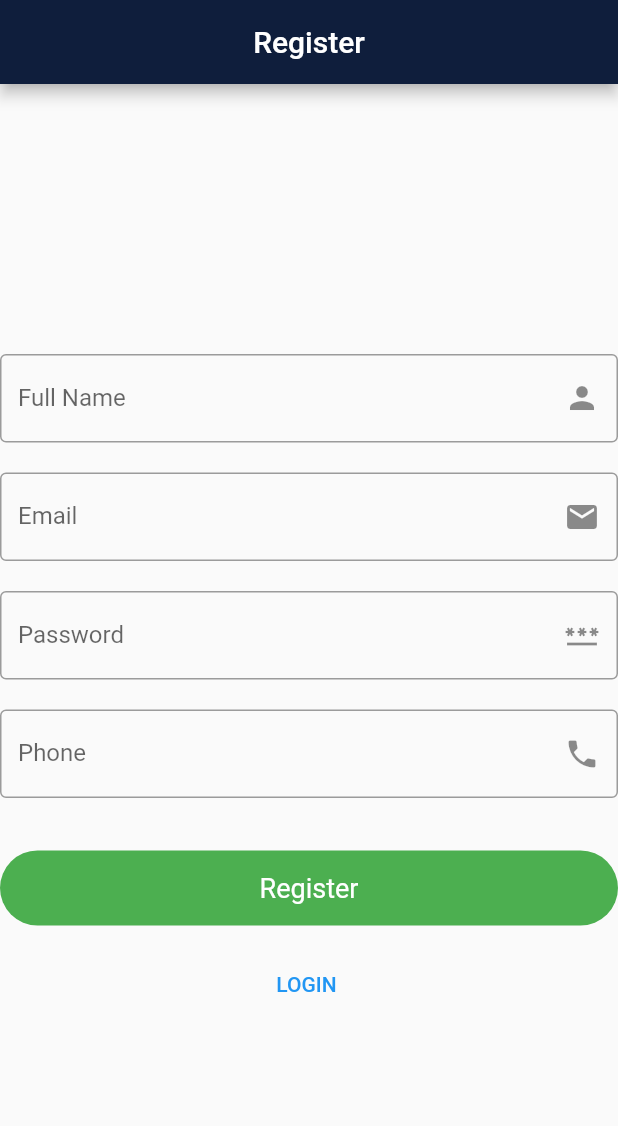
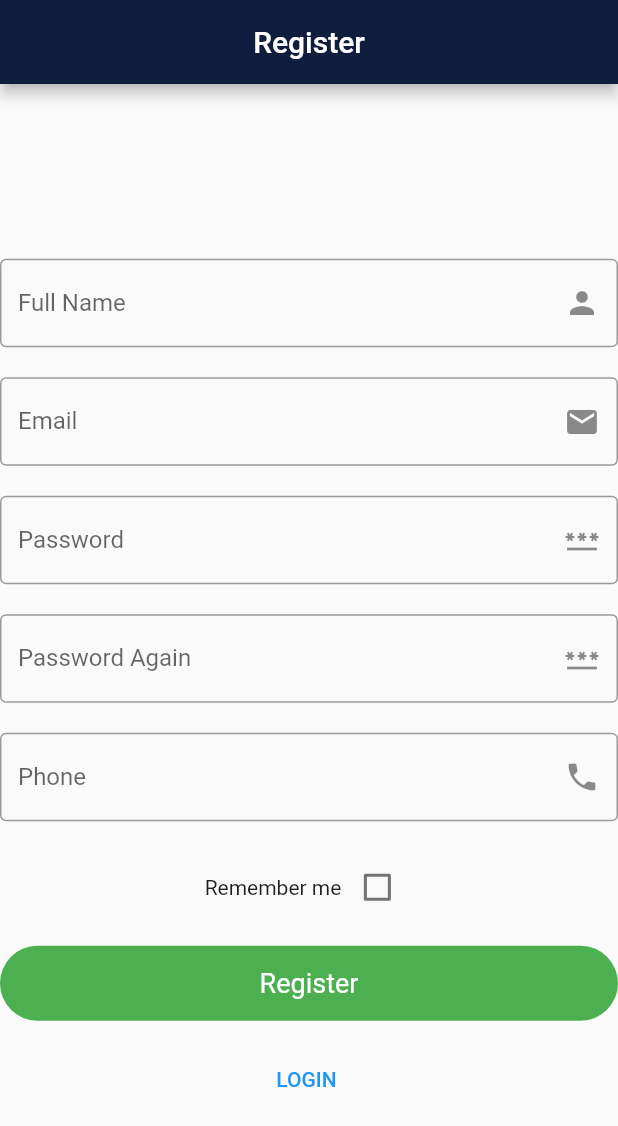
Before and after one commit to FiratTurkeli/Shopping-App, a Flutter app: the screen it shows after launch, after a tap on "Login", after a tap on "SIGNUP", on a phone screen of 412 x 824 dp. Shown: the top 1126 px of the screen. Run offline on Flutter 3.47's test engine with Material 2 defaults, Android fonts, the phone set to English and light mode, and no system bars; our stand-ins replace mask_text_input_formatter, shared_preferences; accounts and stored records are empty; network calls fail.

Commit message:
some_changes

```diff
--- a/lib/database/db_provider.dart
+++ b/lib/database/db_provider.dart
@@ -1,7 +1,11 @@
+import 'dart:ui';
+
 import 'package:flutter/cupertino.dart';
 import 'package:shared_preferences/shared_preferences.dart';
 import 'package:shop_app/screens/login_screen.dart';
 import 'package:shop_app/utils/routes.dart';
+
+import '../models/user_model.dart';
 
 class DatabaseProvider extends ChangeNotifier {
   final Future<SharedPreferences> _pref = SharedPreferences.getInstance();
@@ -10,10 +14,16 @@ class DatabaseProvider extends ChangeNotifier {
 
   String get token => _token;
 
+   bool _rememberMe = false;
+
+   bool get rememberMe => rememberMe;
+
+   User? model;
   void saveToken(String token) async {
     SharedPreferences value = await _pref;
     value.setString("token", token);
   }
+
 
 
   Future<String> getToken() async {
@@ -31,6 +41,22 @@ class DatabaseProvider extends ChangeNotifier {
     }
   }
 
+  Future remember (bool value) async {
+    SharedPreferences remember = await _pref;
+    remember.setBool("rememberMe", value);
+    print("Pref remember ${value.toString()}");
+  }
+
+  Future<bool?> getRemember() async {
+    SharedPreferences value = await _pref;
+      bool? data = value.getBool("rememberMe");
+      _rememberMe =data!;
+      notifyListeners();
+      return data;
+
+  }
+
+
   void logOut(BuildContext context) async {
     final value = await _pref;
     value.clear();
@@ -38,5 +64,34 @@ class DatabaseProvider extends ChangeNotifier {
 
   }
 
+  // gerekli olması durumunda
+  Future<bool> saveUser(User user) async {
+    final SharedPreferences prefs = await SharedPreferences.getInstance();
+
+    prefs.setString("name", user.name.toString());
+    print("NAMEEE ${user.name}"); //for control
+    prefs.setString("email", user.email.toString());
+    prefs.setString("password", user.password.toString());
+
+    return prefs.commit();
+  }
+  //gerekli olması durumunda
+  Future<User> getUser() async {
+    final SharedPreferences prefs = await SharedPreferences.getInstance();
+
+    String? name = prefs.getString("name");
+    String? email = prefs.getString("email");
+    String? password = prefs.getString("password");
+
+    return User(
+        name: name,
+        email: email,
+        password: password
+    );
+  }
+
+
+
+
 
 }
--- a/lib/main.dart
+++ b/lib/main.dart
@@ -1,12 +1,21 @@
 import 'package:flutter/material.dart';
 import 'package:provider/provider.dart';
+import 'package:shared_preferences/shared_preferences.dart';
 import 'package:shop_app/constants/color.dart';
 import 'package:shop_app/database/db_provider.dart';
 
 import 'package:shop_app/providers/auth_providers.dart';
 import 'package:shop_app/splash.dart';
 
-void main() {
+void main() async {
+  WidgetsFlutterBinding.ensureInitialized();
+   DatabaseProvider().getRemember().then((value) async {
+     if (value == false) {
+       SharedPreferences prefs = await SharedPreferences.getInstance();
+       await prefs.clear();
+       print("Print main $value");
+     }
+   });
   runApp( MyApp());
 }
 
@@ -24,7 +33,7 @@ class MyApp extends StatelessWidget {
      debugShowCheckedModeBanner: false,
      theme: ThemeData(
        backgroundColor: primary,
-       appBarTheme: AppBarTheme(
+       appBarTheme: const AppBarTheme(
          color: primary,
        ),
        primaryColor: primary),
--- a/lib/models/user_model.dart
+++ b/lib/models/user_model.dart
@@ -2,8 +2,10 @@ class User {
   String? name;
   String? password;
   String? email;
+  String? id;
+  String? token;
 
-  User({this.name, this.password, this.email});
+  User({this.name, this.password, this.email, this.id, this.token});
 
   User.fromJson(Map<String, dynamic> json) {
     name = json['name'];
--- a/lib/providers/auth_providers.dart
+++ b/lib/providers/auth_providers.dart
@@ -7,6 +7,7 @@ import 'package:http/http.dart' as http;
 import 'package:shop_app/database/db_provider.dart';
 import 'package:shop_app/screens/home_screen.dart';
 import 'package:shop_app/utils/routes.dart';
+import '../models/user_model.dart';
 
 class AuthenticationProvider extends ChangeNotifier {
  //base Url
@@ -25,6 +26,8 @@ class AuthenticationProvider extends ChangeNotifier {
    required String name,
    required String email,
    required String password,
+   required String id,
+   required bool rememberMe,
    BuildContext? context,
 }) async {
    _isLoadiing = true;
@@ -53,6 +56,9 @@ class AuthenticationProvider extends ChangeNotifier {
        final body = jsonDecode(req.body);
        print("Login Token : " + body["token"]);
        final token = body["token"];
+       User user = User(name: name, password: password, email: email, id: id, token: token);
+       DatabaseProvider().saveUser(user);
+       DatabaseProvider().remember(rememberMe) ;
        DatabaseProvider().saveToken(token);
         PageNavigator(ctx: context).nextPageOnly(page: const HomeScreen());
        _isLoadiing = false;
@@ -78,6 +84,7 @@ class AuthenticationProvider extends ChangeNotifier {
  void loginUser({
    required String email,
    required String password,
+   required bool rememberMe,
    BuildContext? context,
  }) async {
    _isLoadiing = true;
@@ -103,6 +110,10 @@ class AuthenticationProvider extends ChangeNotifier {
        print(body);
        print("Login Token : " + body["token"]);
        final token = body["token"];
+       User user = User(password: password, email: email, token: token);
+       DatabaseProvider().saveUser(user);
+       DatabaseProvider().remember(rememberMe);
+       print("Auth remember ${rememberMe}");
        DatabaseProvider().saveToken(token);
        PageNavigator(ctx: context).nextPageOnly(page: const HomeScreen());
        _isLoadiing = false;
--- a/lib/screens/login_screen.dart
+++ b/lib/screens/login_screen.dart
@@ -7,8 +7,7 @@ import 'package:shop_app/widgets/tapButton.dart';
 
 import '../database/db_provider.dart';
 import '../providers/auth_providers.dart';
-import 'package:hive/hive.dart';
-import 'package:hive_flutter/hive_flutter.dart';
+
 
 enum AuthMode { Signup, Login }
 
@@ -25,11 +24,11 @@ class _LoginScreenState extends State<LoginScreen> {
   final TextEditingController nameController = TextEditingController();
   final TextEditingController emailController = TextEditingController();
   final TextEditingController passController = TextEditingController();
+  final TextEditingController passAgainController = TextEditingController();
   final TextEditingController phoneController = TextEditingController();
   AuthMode _authMode = AuthMode.Login;
   final maskFormatter = MaskTextInputFormatter(mask:  '+# (###) ###-##-##');
   RegExp pass_valid = RegExp(r"(?=.*\d)(?=.*[a-z])(?=.*[A-Z])(?=.*\W)");
-  late Box box1;
   bool isChecked = false;
 
   bool validatePassword(String pass){
@@ -71,12 +70,9 @@ class _LoginScreenState extends State<LoginScreen> {
   void initState() {
     // TODO: implement initState
     super.initState();
-    createBox();
   }
 
-  void createBox()async{
-    box1 = await Hive.openBox("loginData");
-  }
+
 
   @override
   Widget build(BuildContext context) {
@@ -135,6 +131,7 @@ class _LoginScreenState extends State<LoginScreen> {
                   ),
                   const SizedBox(height: 20,),
                   TextFormField(
+                    obscureText: true,
                     controller: passController,
                     decoration: const InputDecoration(
                         labelText: "Password" ,
@@ -155,6 +152,28 @@ class _LoginScreenState extends State<LoginScreen> {
                       }
                     },
                   ),
+                  if (_authMode == AuthMode.Signup)
+                    const SizedBox(height: 20,),
+                    TextFormField(
+                      obscureText: true,
+                      controller: passAgainController,
+                      decoration: const InputDecoration(
+                          labelText: "Password Again" ,
+                          hintText: "Password Again",
+                          border: const OutlineInputBorder(),
+                          suffixIcon: const Icon(Icons.password_outlined)
+                      ),
+                      validator: (value) {
+                        if (value!.isEmpty) {
+                          return "Please enter re-password again";
+                        } if (passController.text != passAgainController.text) {
+                          return "Password do not match";
+                        }
+
+                        return null;
+
+                      },
+                    ),
                   const SizedBox(height: 20,),
 
                   if (_authMode == AuthMode.Signup)
@@ -171,7 +190,6 @@ class _LoginScreenState extends State<LoginScreen> {
                     ),
 
                   const SizedBox(height: 20,),
-                    if (_authMode == AuthMode.Login)
                       Row(
                         mainAxisAlignment: MainAxisAlignment.center,
                         children: [
@@ -179,11 +197,12 @@ class _LoginScreenState extends State<LoginScreen> {
                           Checkbox(
                           value: isChecked,
                               onChanged: (value) async {
+                               setState(() {
+                                  isChecked=value!;
+                                 print(value);
+                              },
 
-                             isChecked= !isChecked;
-                              setState(() {
-
-                              });
+                               );
                               }
                           ),
                         ],
@@ -203,6 +222,7 @@ class _LoginScreenState extends State<LoginScreen> {
                           text: _authMode == AuthMode.Login ? "Login" : "Register" ,
                           tap: () async {
                             await _key.currentState!.validate();
+                            print("Login remember ${isChecked}");
                             if (emailController.text.isEmpty && passController.text.isEmpty) {
                               showMessage(
                                 message: "All fields are required",
@@ -210,10 +230,10 @@ class _LoginScreenState extends State<LoginScreen> {
                               );
                             } else if (_authMode == AuthMode.Login) {
                               if(_key.currentState!.validate())
-                              auth.loginUser(email: emailController.text.trim(), password: passController.text.trim(), context: context);
+                              auth.loginUser(email: emailController.text.trim(), password: passController.text.trim(),rememberMe: isChecked, context: context);
                             } else if (_authMode == AuthMode.Signup) {
                               if(_key.currentState!.validate())
-                              auth.registerUser(name: nameController.text.trim(),email: emailController.text.trim(), password: passController.text.trim(), context: context);
+                              auth.registerUser(name: nameController.text.trim(),email: emailController.text.trim(), password: passController.text.trim(), id:phoneController.text,rememberMe: isChecked, context: context);
                             }
                           },
                           context: context,
--- a/lib/splash.dart
+++ b/lib/splash.dart
@@ -23,9 +23,9 @@ class _SplashScreenState extends State<SplashScreen> {
 
   @override
   Widget build(BuildContext context) {
-    return Scaffold(
+    return const Scaffold(
       backgroundColor: primary,
-      body: Center(child: FlutterLogo(),),
+      body:  Center(child: FlutterLogo(),),
     );
   }
 
--- a/lib/widgets/tapButton.dart
+++ b/lib/widgets/tapButton.dart
@@ -25,7 +25,7 @@ Widget tapButton(
       width: MediaQuery.of(context!).size.width,
       child: Text(
         status == false ? text! : 'Please wait...',
-        style: TextStyle(color: Colors.white, fontSize: 18),
+        style: const TextStyle(color: Colors.white, fontSize: 18),
       ),
     ),
   );
--- a/pubspec.yaml
+++ b/pubspec.yaml
@@ -36,8 +36,7 @@ dependencies:
   mask_text_input_formatter:
   intl:
   cached_network_image: ^3.2.0
-  hive:
-  hive_flutter:
+  like_button:
 
 
   # The following adds the Cupertino Icons font to your application.
```
Also changed, not shown: lib/models/product_model.dart (+51 -3 lines), lib/screens/detail_screen.dart (+7 -10 lines), lib/screens/home_screen.dart (+12 -10 lines), lib/shared_preferences/shared_preferences.dart (deleted, +0 -10 lines), lib/widgets/product_container.dart (+14 -5 lines), pubspec.lock.
